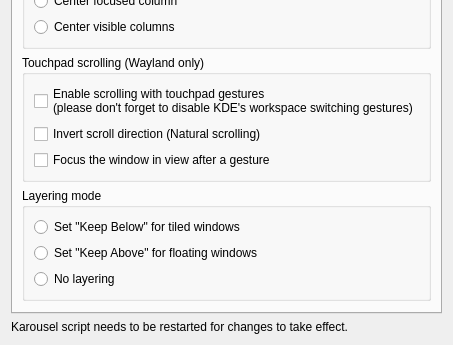
Above: package/contents/ui/config.ui from viorn/karousel before the change; both pictures show x 0 to 453 and y 293 to 638 of the 453 by 638 pixel window. Below: the same form after it.
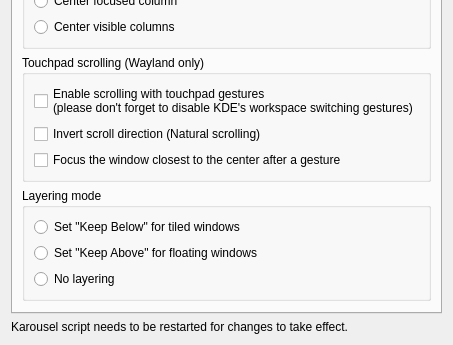
That is the form after the change.

Commit message: gesture: pick the focused window by distance to the center only

Patch:
```diff
--- a/package/contents/ui/config.ui
+++ b/package/contents/ui/config.ui
@@ -140,7 +140,7 @@
                                         <item>
                                             <widget class="QCheckBox" name="kcfg_gestureScrollFocus">
                                                 <property name="text">
-                                                    <string>Focus the window in view after a gesture</string>
+                                                    <string>Focus the window closest to the center after a gesture</string>
                                                 </property>
                                                 <property name="toolTip">
                                                     <string>After a swipe, focus the window which is entirely in view and whose center is the closest to the center of the screen. Otherwise the focus stays on the window which was focused before the gesture, even if it's only partially visible.</string>
```
Left out of the diff: 2 changed lines with no effect on the pictures. The commit also changes 3 other files.
